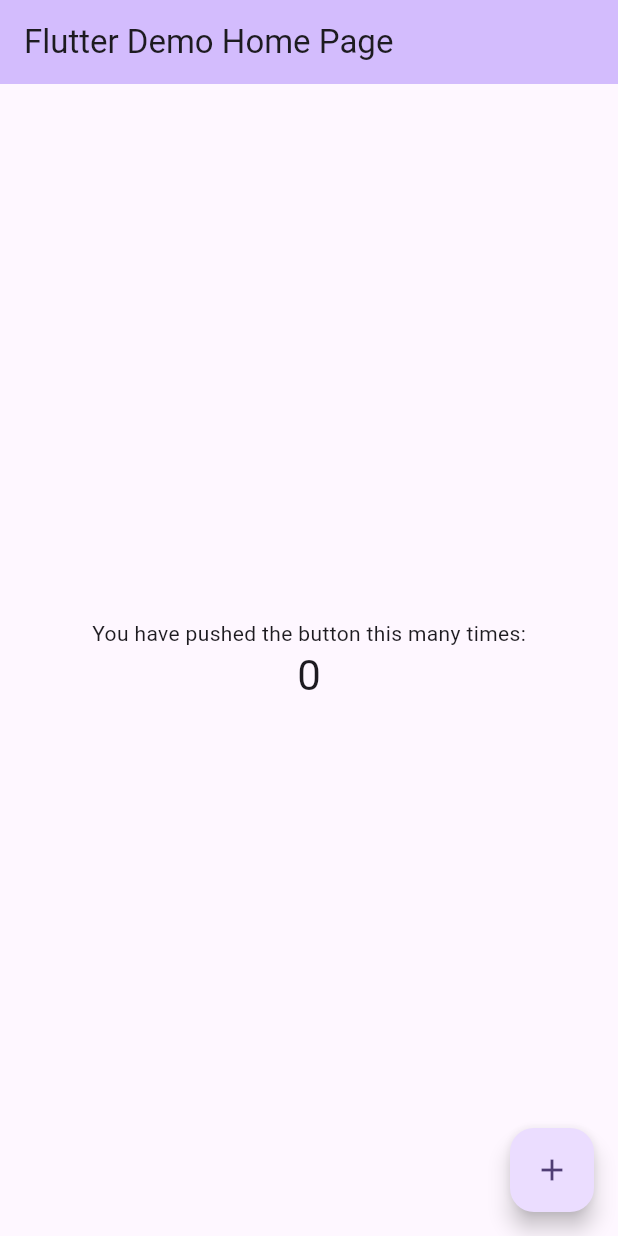
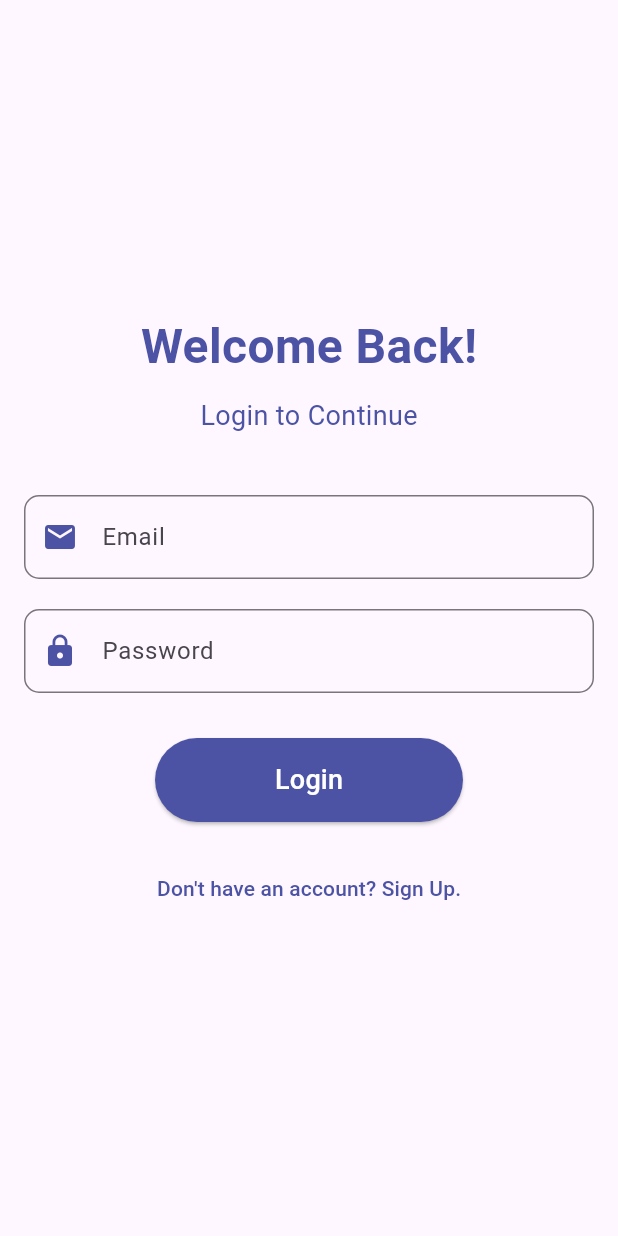
Before and after one commit to lemaopisang/UI_E-Commerce, a Flutter app: the screen it shows after launch, on a phone screen of 412 x 824 dp. Run offline on Flutter 3.47's test engine with Material 3 defaults, Android fonts, the phone set to English and light mode, and no system bars.

Commit message:
First SKL

```diff
--- a/ui_ecommerce/lib/main.dart
+++ b/ui_ecommerce/lib/main.dart
@@ -1,4 +1,5 @@
 import 'package:flutter/material.dart';
+import 'pages/login_page.dart';
 
 void main() {
   runApp(const MyApp());
@@ -7,116 +8,12 @@ void main() {
 class MyApp extends StatelessWidget {
   const MyApp({super.key});
 
-  // This widget is the root of your application.
   @override
   Widget build(BuildContext context) {
     return MaterialApp(
-      title: 'Flutter Demo',
-      theme: ThemeData(
-        // This is the theme of your application.
-        //
-        // TRY THIS: Try running your application with "flutter run". You'll see
-        // the application has a purple toolbar. Then, without quitting the app,
-        // try changing the seedColor in the colorScheme below to Colors.green
-        // and then invoke "hot reload" (save your changes or press the "hot
-        // reload" button in a Flutter-supported IDE, or press "r" if you used
-        // the command line to start the app).
-        //
-        // Notice that the counter didn't reset back to zero; the application
-        // state is not lost during the reload. To reset the state, use hot
-        // restart instead.
-        //
-        // This works for code too, not just values: Most code changes can be
-        // tested with just a hot reload.
-        colorScheme: ColorScheme.fromSeed(seedColor: Colors.deepPurple),
-      ),
-      home: const MyHomePage(title: 'Flutter Demo Home Page'),
+      debugShowCheckedModeBanner: false,
+      initialRoute: 'LoginPage',
+      routes: {'LoginPage': (context) => const LoginPage()},
     );
   }
 }
-
-class MyHomePage extends StatefulWidget {
-  const MyHomePage({super.key, required this.title});
-
-  // This widget is the home page of your application. It is stateful, meaning
-  // that it has a State object (defined below) that contains fields that affect
-  // how it looks.
-
-  // This class is the configuration for the state. It holds the values (in this
-  // case the title) provided by the parent (in this case the App widget) and
-  // used by the build method of the State. Fields in a Widget subclass are
-  // always marked "final".
-
-  final String title;
-
-  @override
-  State<MyHomePage> createState() => _MyHomePageState();
-}
-
-class _MyHomePageState extends State<MyHomePage> {
-  int _counter = 0;
-
-  void _incrementCounter() {
-    setState(() {
-      // This call to setState tells the Flutter framework that something has
-      // changed in this State, which causes it to rerun the build method below
-      // so that the display can reflect the updated values. If we changed
-      // _counter without calling setState(), then the build method would not be
-      // called again, and so nothing would appear to happen.
-      _counter++;
-    });
-  }
-
-  @override
-  Widget build(BuildContext context) {
-    // This method is rerun every time setState is called, for instance as done
-    // by the _incrementCounter method above.
-    //
-    // The Flutter framework has been optimized to make rerunning build methods
-    // fast, so that you can just rebuild anything that needs updating rather
-    // than having to individually change instances of widgets.
-    return Scaffold(
-      appBar: AppBar(
-        // TRY THIS: Try changing the color here to a specific color (to
-        // Colors.amber, perhaps?) and trigger a hot reload to see the AppBar
-        // change color while the other colors stay the same.
-        backgroundColor: Theme.of(context).colorScheme.inversePrimary,
-        // Here we take the value from the MyHomePage object that was created by
-        // the App.build method, and use it to set our appbar title.
-        title: Text(widget.title),
-      ),
-      body: Center(
-        // Center is a layout widget. It takes a single child and positions it
-        // in the middle of the parent.
-        child: Column(
-          // Column is also a layout widget. It takes a list of children and
-          // arranges them vertically. By default, it sizes itself to fit its
-          // children horizontally, and tries to be as tall as its parent.
-          //
-          // Column has various properties to control how it sizes itself and
-          // how it positions its children. Here we use mainAxisAlignment to
-          // center the children vertically; the main axis here is the vertical
-          // axis because Columns are vertical (the cross axis would be
-          // horizontal).
-          //
-          // TRY THIS: Invoke "debug painting" (choose the "Toggle Debug Paint"
-          // action in the IDE, or press "p" in the console), to see the
-          // wireframe for each widget.
-          mainAxisAlignment: MainAxisAlignment.center,
-          children: <Widget>[
-            const Text('You have pushed the button this many times:'),
-            Text(
-              '$_counter',
-              style: Theme.of(context).textTheme.headlineMedium,
-            ),
-          ],
-        ),
-      ),
-      floatingActionButton: FloatingActionButton(
-        onPressed: _incrementCounter,
-        tooltip: 'Increment',
-        child: const Icon(Icons.add),
-      ), // This trailing comma makes auto-formatting nicer for build methods.
-    );
-  }
-}
--- /dev/null
+++ b/ui_ecommerce/lib/pages/login_page.dart
@@ -0,0 +1,132 @@
+import 'package:flutter/material.dart';
+
+class LoginPage extends StatefulWidget {
+  const LoginPage({super.key});
+
+  @override
+  State<LoginPage> createState() => _LoginPageState();
+}
+
+class _LoginPageState extends State<LoginPage> {
+  final _formKey = GlobalKey<FormState>();
+  final TextEditingController _emailController = TextEditingController();
+  final TextEditingController _passwordController = TextEditingController();
+
+  @override
+  Widget build(BuildContext context) {
+    return Scaffold(
+      body: Center(
+        child: SingleChildScrollView(
+          padding: const EdgeInsets.all(16),
+          child: Form(
+            key: _formKey,
+            child: Column(
+              mainAxisAlignment: MainAxisAlignment.center,
+              children: [
+                _buildHeader(),
+                const SizedBox(height: 40),
+                _buildEmailField(),
+                const SizedBox(height: 20),
+                _buildPasswordField(),
+                const SizedBox(height: 30),
+                _buildLoginButton(context),
+                const SizedBox(height: 20),
+                _buildSignupLink(context),
+              ],
+            ),
+          ),
+        ),
+      ),
+    );
+  }
+
+  Widget _buildHeader() {
+    return const Column(
+      children: [
+        Text(
+          'Welcome Back!',
+          style: TextStyle(
+            fontSize: 32,
+            fontWeight: FontWeight.bold,
+            color: Color(0xFF4C53A5),
+          ),
+        ),
+        SizedBox(height: 10),
+        Text(
+          'Login to Continue',
+          style: TextStyle(fontSize: 18, color: Color(0xFF4C53A5)),
+        ),
+      ],
+    );
+  }
+
+  Widget _buildEmailField() {
+    return TextFormField(
+      controller: _emailController,
+      decoration: InputDecoration(
+        labelText: 'Email',
+        prefixIcon: const Icon(Icons.email, color: Color(0xFF4C53A5)),
+        border: OutlineInputBorder(borderRadius: BorderRadius.circular(10)),
+      ),
+      validator: (value) {
+        if (value == null || value.isEmpty) {
+          return 'Email tidak boleh kosong';
+        }
+        if (!RegExp(r'^[^@]+@[^@]+\.[^@]+').hasMatch(value)) {
+          return 'Format email tidak valid';
+        }
+        return null;
+      },
+    );
+  }
+
+  Widget _buildPasswordField() {
+    return TextFormField(
+      controller: _passwordController,
+      decoration: InputDecoration(
+        labelText: 'Password',
+        prefixIcon: const Icon(Icons.lock, color: Color(0xFF4C53A5)),
+        border: OutlineInputBorder(borderRadius: BorderRadius.circular(10)),
+      ),
+      obscureText: true,
+      validator: (value) {
+        if (value == null || value.isEmpty) {
+          return 'Password tidak boleh kosong';
+        }
+        if (value.length <= 6) {
+          return 'Password minimal 6 karakter';
+        }
+        return null;
+      },
+    );
+  }
+
+  Widget _buildLoginButton(BuildContext context) {
+    return ElevatedButton(
+      onPressed: () {
+        if (_formKey.currentState!.validate()) {
+          Navigator.pushReplacementNamed(context, 'AccountPage');
+        }
+      },
+      style: ElevatedButton.styleFrom(
+        backgroundColor: Color(0xFF4C53A5),
+        padding: const EdgeInsets.symmetric(horizontal: 80, vertical: 15),
+        shape: RoundedRectangleBorder(borderRadius: BorderRadius.circular(30)),
+      ),
+      child: const Text(
+        'Login',
+        style: TextStyle(color: Colors.white, fontSize: 18),
+      ),
+    );
+  }
+
+  Widget _buildSignupLink(BuildContext context) {
+    return TextButton(onPressed: () {
+      Navigator.pushNamed(context, '/');
+    },
+    child: const Text(
+      "Don't have an account? Sign Up.",
+      style: TextStyle(color: Color(0xFF4C53A5)),
+    ));
+  }
+}
```
